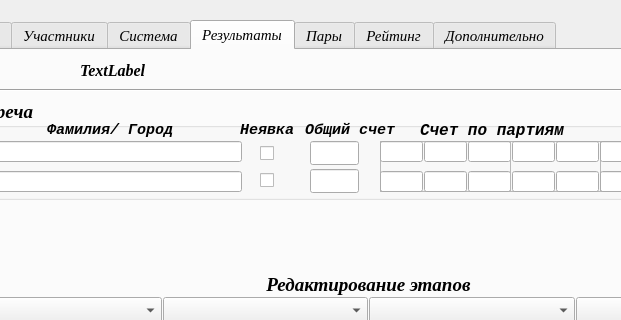
Before: the Qt Designer form UI/main_window.ui in Kaspar0810/Competitions_TT_v2, drawn with Qt 5; both pictures show x 312 to 933 and y 0 to 320 of the 1109 by 806 pixel window.
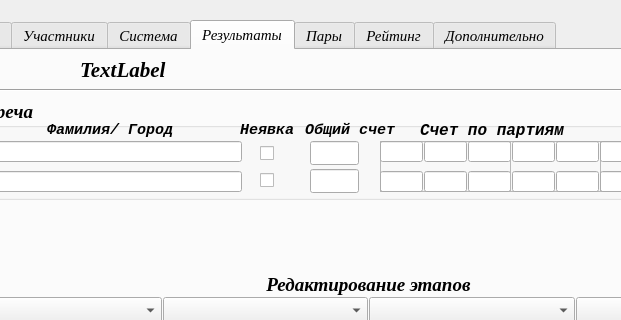
After: the same form once the commit is applied. The open tabs and pages were chosen to show the change. Icons and pictures are not drawn.

Patch:
```diff
--- a/UI/main_window.ui
+++ b/UI/main_window.ui
@@ -2920,7 +2920,7 @@
       </property>
       <property name="font">
        <font>
-        <pointsize>12</pointsize>
+        <pointsize>16</pointsize>
         <weight>75</weight>
         <bold>true</bold>
        </font>
```
Left out of the diff: 30 changed lines with no effect on the pictures.
